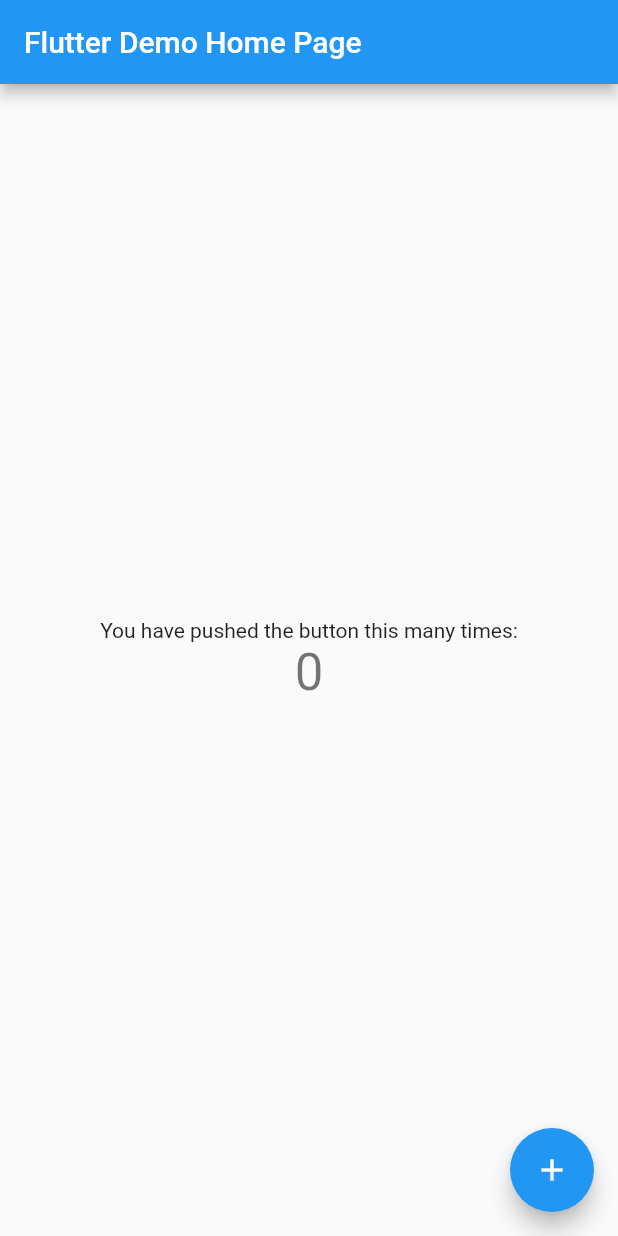
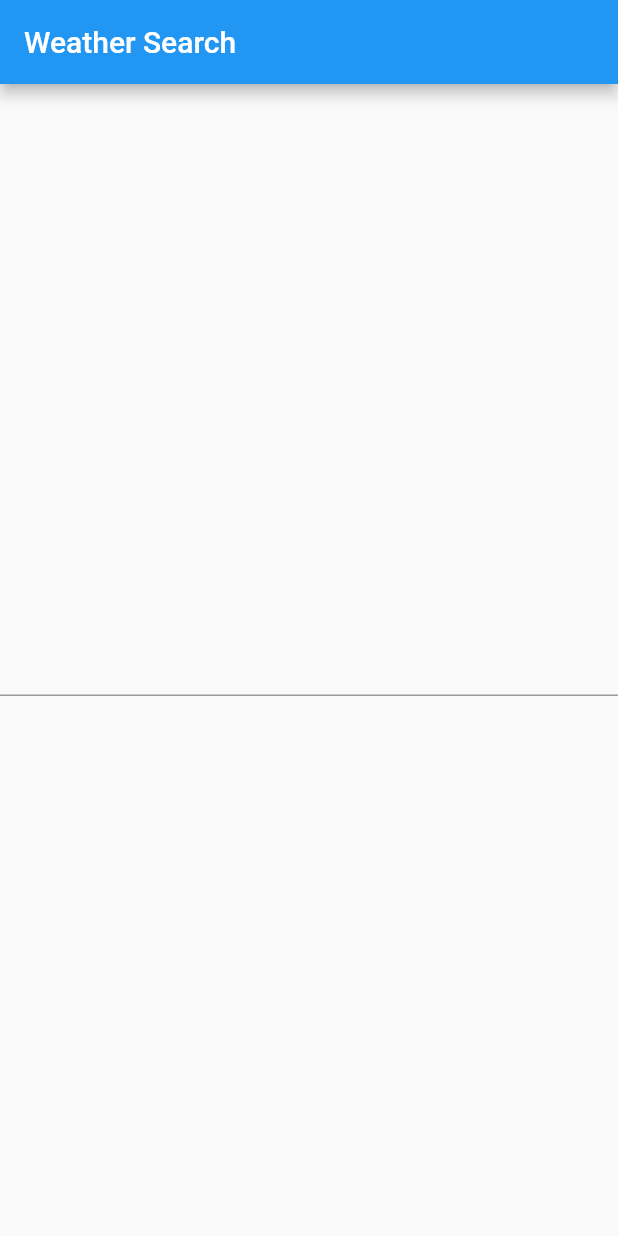
Before and after one commit to sorawitt/weather_app_cubit, a Flutter app: the screen it shows after launch, on a phone screen of 412 x 824 dp. Run offline on Flutter 3.47's test engine with Material 2 defaults, Android fonts, the phone set to English and light mode, and no system bars; our stand-ins replace bloc, flutter_bloc.

```diff
--- a/lib/cubit/weather_cubit.dart
+++ b/lib/cubit/weather_cubit.dart
@@ -12,10 +12,13 @@ class WeatherCubit extends Cubit<WeatherState> {
 
   Future<void> getWeather(String cityName) async {
     try {
+      print("loading");
       emit(WeatherLoading());
       final weather = await _weatherRepository.fetchWeather(cityName);
+      print("loaded");
       emit(WeatherLoaded(weather));
     } on NetworkException {
+      print("error");
       emit(WeatherError("Couldn't fetch weather. Is the device online?"));
     }
   }
--- a/lib/main.dart
+++ b/lib/main.dart
@@ -1,113 +1,86 @@
 import 'package:flutter/material.dart';
+import 'package:flutter_bloc/flutter_bloc.dart';
+import 'package:weather_app_cubit/cubit/weather_cubit.dart';
+import 'package:weather_app_cubit/weather.dart';
+import 'package:weather_app_cubit/weather_repository.dart';
 
-void main() {
-  runApp(MyApp());
-}
+void main() => runApp(MyApp());
 
 class MyApp extends StatelessWidget {
-  // This widget is the root of your application.
   @override
   Widget build(BuildContext context) {
     return MaterialApp(
-      title: 'Flutter Demo',
-      theme: ThemeData(
-        // This is the theme of your application.
-        //
-        // Try running your application with "flutter run". You'll see the
-        // application has a blue toolbar. Then, without quitting the app, try
-        // changing the primarySwatch below to Colors.green and then invoke
-        // "hot reload" (press "r" in the console where you ran "flutter run",
-        // or simply save your changes to "hot reload" in a Flutter IDE).
-        // Notice that the counter didn't reset back to zero; the application
-        // is not restarted.
-        primarySwatch: Colors.blue,
+      title: 'Material App',
+      home: BlocProvider(
+        create: (context) => WeatherCubit(FakeWeatherRepository()),
+        child: WeatherSearchPage(),
       ),
-      home: MyHomePage(title: 'Flutter Demo Home Page'),
     );
   }
 }
 
-class MyHomePage extends StatefulWidget {
-  MyHomePage({Key? key, required this.title}) : super(key: key);
-
-  // This widget is the home page of your application. It is stateful, meaning
-  // that it has a State object (defined below) that contains fields that affect
-  // how it looks.
-
-  // This class is the configuration for the state. It holds the values (in this
-  // case the title) provided by the parent (in this case the App widget) and
-  // used by the build method of the State. Fields in a Widget subclass are
-  // always marked "final".
-
-  final String title;
+class WeatherSearchPage extends StatefulWidget {
+  const WeatherSearchPage({Key? key}) : super(key: key);
 
   @override
-  _MyHomePageState createState() => _MyHomePageState();
+  _WeatherSearchPageState createState() => _WeatherSearchPageState();
 }
 
-class _MyHomePageState extends State<MyHomePage> {
-  int _counter = 0;
-
-  void _incrementCounter() {
-    setState(() {
-      // This call to setState tells the Flutter framework that something has
-      // changed in this State, which causes it to rerun the build method below
-      // so that the display can reflect the updated values. If we changed
-      // _counter without calling setState(), then the build method would not be
-      // called again, and so nothing would appear to happen.
-      _counter++;
-    });
+class _WeatherSearchPageState extends State<WeatherSearchPage> {
+  @override
+  Widget build(BuildContext context) {
+    return Scaffold(
+      appBar: AppBar(
+        title: Text("Weather Search"),
+      ),
+      body: Container(
+        padding: EdgeInsets.symmetric(vertical: 16),
+        alignment: Alignment.center,
+        child: BlocBuilder<WeatherCubit, WeatherState>(
+          builder: (context, state) {
+            if (state is WeatherInitial) return buildInitialInput(context);
+            if (state is WeatherLoading) return buildLoading();
+            if (state is WeatherLoaded)
+              return buildColumnWithData(state.weather);
+            else
+              return buildInitialInput(context);
+          },
+        ),
+      ),
+    );
   }
 
-  @override
-  Widget build(BuildContext context) {
-    // This method is rerun every time setState is called, for instance as done
-    // by the _incrementCounter method above.
-    //
-    // The Flutter framework has been optimized to make rerunning build methods
-    // fast, so that you can just rebuild anything that needs updating rather
-    // than having to individually change instances of widgets.
-    return Scaffold(
-      appBar: AppBar(
-        // Here we take the value from the MyHomePage object that was created by
-        // the App.build method, and use it to set our appbar title.
-        title: Text(widget.title),
+  Widget buildInitialInput(BuildContext context) {
+    return Container(
+      child: Center(
+        child: TextField(onSubmitted: (cityName) => {
+          _onSubmittedCityName(context, cityName)
+        },),
       ),
-      body: Center(
-        // Center is a layout widget. It takes a single child and positions it
-        // in the middle of the parent.
-        child: Column(
-          // Column is also a layout widget. It takes a list of children and
-          // arranges them vertically. By default, it sizes itself to fit its
-          // children horizontally, and tries to be as tall as its parent.
-          //
-          // Invoke "debug painting" (press "p" in the console, choose the
-          // "Toggle Debug Paint" action from the Flutter Inspector in Android
-          // Studio, or the "Toggle Debug Paint" command in Visual Studio Code)
-          // to see the wireframe for each widget.
-          //
-          // Column has various properties to control how it sizes itself and
-          // how it positions its children. Here we use mainAxisAlignment to
-          // center the children vertically; the main axis here is the vertical
-          // axis because Columns are vertical (the cross axis would be
-          // horizontal).
-          mainAxisAlignment: MainAxisAlignment.center,
-          children: <Widget>[
-            Text(
-              'You have pushed the button this many times:',
-            ),
-            Text(
-              '$_counter',
-              style: Theme.of(context).textTheme.headline4,
-            ),
-          ],
-        ),
+    );
+  }
+
+  void _onSubmittedCityName(BuildContext context, String cityName) {
+    final weatherCubit = context.read<WeatherCubit>();
+    weatherCubit.getWeather(cityName);
+  }
+
+  Widget buildLoading() {
+    return Container(
+      child: Center(
+        child: CircularProgressIndicator(),
       ),
-      floatingActionButton: FloatingActionButton(
-        onPressed: _incrementCounter,
-        tooltip: 'Increment',
-        child: Icon(Icons.add),
-      ), // This trailing comma makes auto-formatting nicer for build methods.
+    );
+  }
+
+  Widget buildColumnWithData(Weather weather) {
+    return Container(
+      child: Column(
+        children: [
+          Text(weather.cityName),
+          Text(weather.temperatureCelsius.toString())
+        ],
+      ),
     );
   }
 }
```
